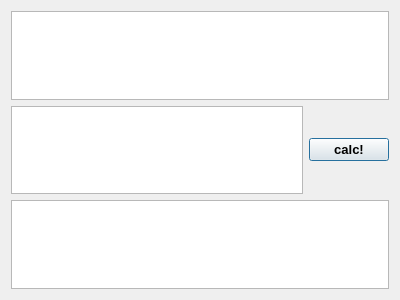
Above: calcusdlg.ui from silvansky/Calcus before the change. Below: the same form after it.
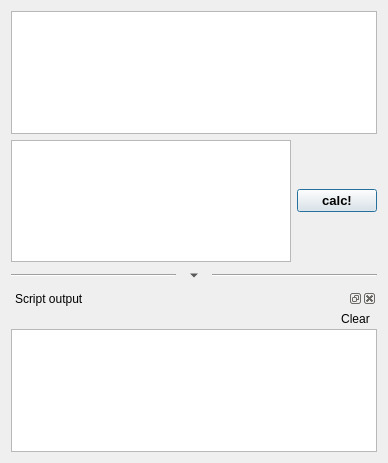
That is the form after the change. Custom widgets are drawn as their Qt base class.

Commit message: Log window changed, clear button added, toggle log button added. hex(), bin() and oct() functions added.

The edit to the form file:
```diff
--- a/calcusdlg.ui
+++ b/calcusdlg.ui
@@ -6,8 +6,8 @@
    <rect>
     <x>0</x>
     <y>0</y>
-    <width>400</width>
-    <height>300</height>
+    <width>388</width>
+    <height>463</height>
    </rect>
   </property>
   <property name="windowTitle">
@@ -45,8 +45,101 @@
      </property>
     </widget>
    </item>
+   <item row="5" column="0" colspan="2">
+    <widget class="QDockWidget" name="logDock">
+     <property name="features">
+      <set>QDockWidget::AllDockWidgetFeatures</set>
+     </property>
+     <property name="windowTitle">
+      <string>Script output</string>
+     </property>
+     <widget class="QWidget" name="dockWidgetContents">
+      <layout class="QVBoxLayout" name="verticalLayout">
+       <property name="spacing">
+        <number>0</number>
+       </property>
+       <property name="margin">
+        <number>0</number>
+       </property>
+       <item>
+        <layout class="QHBoxLayout" name="horizontalLayout">
+         <item>
+          <spacer name="horizontalSpacer">
+           <property name="orientation">
+            <enum>Qt::Horizontal</enum>
+           </property>
+           <property name="sizeHint" stdset="0">
+            <size>
+             <width>40</width>
+             <height>20</height>
+            </size>
+           </property>
+          </spacer>
+         </item>
+         <item>
+          <widget class="QToolButton" name="clearLog">
+           <property name="text">
+            <string>Clear</string>
+           </property>
+           <property name="autoRaise">
+            <bool>true</bool>
+           </property>
+          </widget>
+         </item>
+        </layout>
+       </item>
+       <item>
+        <widget class="LogOutput" name="log">
+         <property name="font">
+          <font>
+           <pointsize>9</pointsize>
+          </font>
+         </property>
+        </widget>
+       </item>
+      </layout>
+     </widget>
+    </widget>
+   </item>
    <item row="3" column="0" colspan="2">
-    <widget class="LogOutput" name="log"/>
+    <layout class="QHBoxLayout" name="horizontalLayout_2">
+     <item>
+      <widget class="Line" name="line">
+       <property name="orientation">
+        <enum>Qt::Horizontal</enum>
+       </property>
+      </widget>
+     </item>
+     <item>
+      <widget class="QToolButton" name="toggleLog">
+       <property name="maximumSize">
+        <size>
+         <width>16777215</width>
+         <height>15</height>
+        </size>
+       </property>
+       <property name="text">
+        <string>Output</string>
+       </property>
+       <property name="checkable">
+        <bool>true</bool>
+       </property>
+       <property name="autoRaise">
+        <bool>true</bool>
+       </property>
+       <property name="arrowType">
+        <enum>Qt::DownArrow</enum>
+       </property>
+      </widget>
+     </item>
+     <item>
+      <widget class="Line" name="line_2">
+       <property name="orientation">
+        <enum>Qt::Horizontal</enum>
+       </property>
+      </widget>
+     </item>
+    </layout>
    </item>
   </layout>
  </widget>
```
The commit also changes 2 other files.
